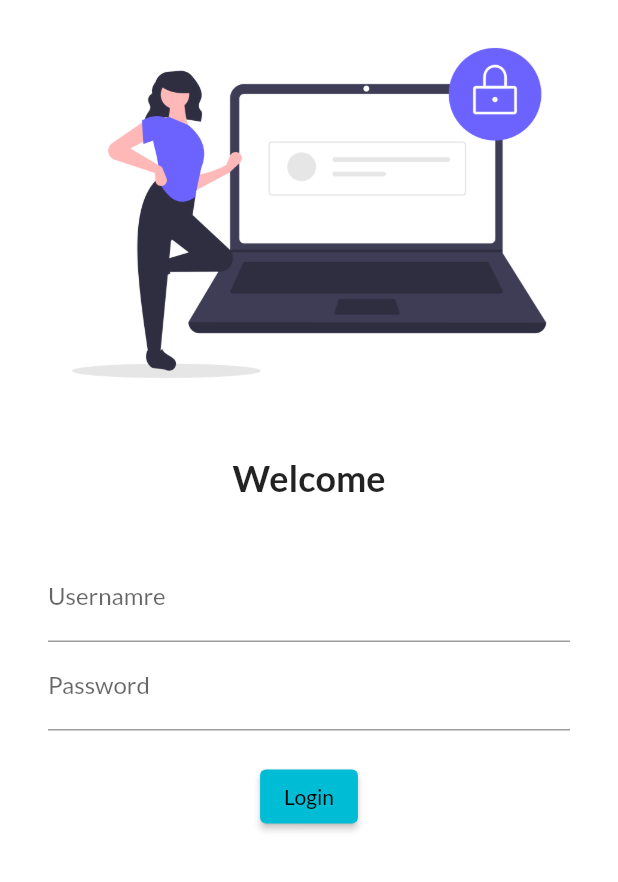
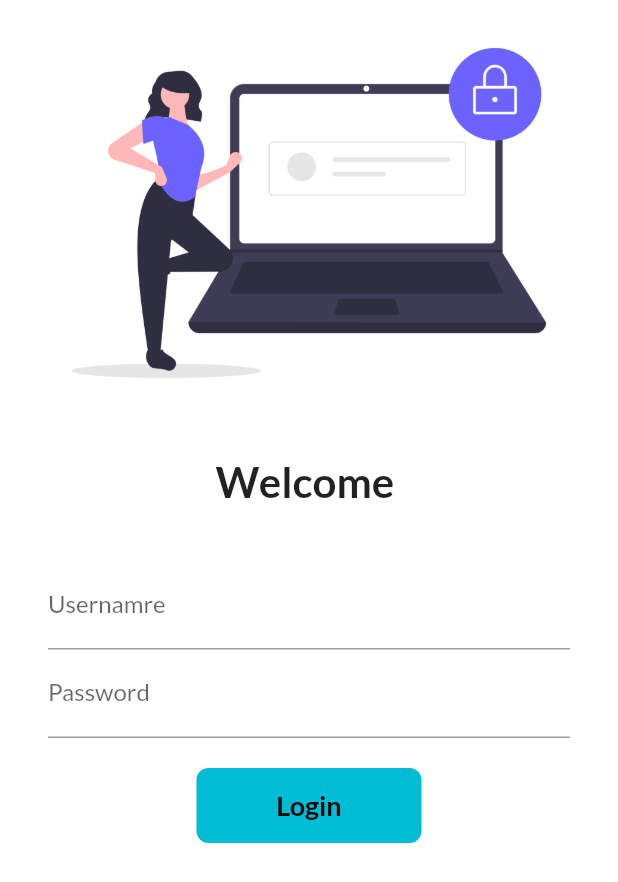
Before and after one commit to hemantthorat2403/Catalog-App, a Flutter app: the screen it shows after launch, on a phone screen of 412 x 824 dp. Shown: the top 882 px of the screen. Run offline on Flutter 3.47's test engine with Material 2 defaults, Android fonts, the phone set to English and light mode, and no system bars; our stand-ins replace google_fonts.

Commit message:
day 5 completed

```diff
--- a/lib/main.dart
+++ b/lib/main.dart
@@ -1,5 +1,6 @@
 import 'package:demo/pages/home_page.dart';
 import 'package:demo/pages/login_page.dart';
+import 'package:demo/utils/routes.dart';
 import 'package:flutter/material.dart';
 import 'package:google_fonts/google_fonts.dart';
 
@@ -16,12 +17,13 @@ class MyApp extends StatelessWidget {
         theme: ThemeData(primarySwatch: Colors.cyan,
         fontFamily: GoogleFonts.lato().fontFamily,
           ),
+          debugShowCheckedModeBanner: false,
         darkTheme: ThemeData(brightness: Brightness.dark),
         initialRoute: "/",
         routes: {
           "/": (context) => login_page(),
-          "/home": (context) =>  Homepage(),
-          "/login":(context) => login_page()
+           MyRoutes.homeRoute: (context) =>  Homepage(),
+          MyRoutes.loginRoute:(context) => login_page()
       },
     );
   }
--- a/lib/pages/login_page.dart
+++ b/lib/pages/login_page.dart
@@ -1,12 +1,22 @@
+import 'package:demo/utils/routes.dart';
 import 'package:flutter/material.dart';
 
-class login_page extends StatelessWidget {
+class login_page extends StatefulWidget {
   const login_page({Key? key}) : super(key: key);
+
+  @override
+  State<login_page> createState() => _login_pageState();
+}
+
+class _login_pageState extends State<login_page> {
+  String name = "";
+  bool changeButton = false;
 
   @override
   Widget build(BuildContext context) {
     return Material(
         color: Colors.white,
+        child: SingleChildScrollView(
           child: Column(
             children: [
               Image.asset(
@@ -17,14 +27,15 @@ class login_page extends StatelessWidget {
                 height: 20.0,
               ),
               Text(
-              "Welcome",
-              style: TextStyle(fontSize: 24, fontWeight: FontWeight.bold),
+                "Welcome $name",
+                style: TextStyle(fontSize: 28, fontWeight: FontWeight.bold),
               ),
               SizedBox(
                 height: 20.0,
               ),
               Padding(
-              padding: const EdgeInsets.symmetric(vertical: 16, horizontal: 32),
+                padding:
+                    const EdgeInsets.symmetric(vertical: 16, horizontal: 32),
                 child: Column(
                   children: [
                     TextFormField(
@@ -32,6 +43,10 @@ class login_page extends StatelessWidget {
                         hintText: "Enter Username",
                         labelText: "Usernamre",
                       ),
+                      onChanged: (value) {
+                        name = value;
+                        setState(() {});
+                      },
                     ),
                     TextFormField(
                       obscureText: true,
@@ -43,17 +58,49 @@ class login_page extends StatelessWidget {
                     SizedBox(
                       height: 20.0,
                     ),
-                  ElevatedButton(
-                    child: Text("Login"),
-                    style: TextButton.styleFrom(),
-                    onPressed: () {
-                      print("Hello Duniya");
+
+                    InkWell(
+                      onTap: () async {
+                        setState(() {
+                          changeButton = true;
+                        });
+                        await Future.delayed( Duration(seconds: 1));
+                        Navigator.pushNamed(context, MyRoutes.homeRoute);
                       },
-                  )
+                      child: AnimatedContainer(
+                        duration: Duration(seconds: 1),
+                        height: 50,
+                        width: changeButton ? 50: 150,
+                        alignment: Alignment.center,
+                        decoration: BoxDecoration(
+                            color: Colors.cyan,
+                            // shape: changeButton ? BoxShape.circle:BoxShape.rectangle,
+                            borderRadius:
+                                BorderRadius.circular(changeButton ? 50 : 8)
+                             ),
+                        child:changeButton?Icon(Icons.done ,
+                                           color: Colors.white,) : Text(
+                          "Login",
+                          style: TextStyle(
+                              color: Colors.black,
+                              fontWeight: FontWeight.bold,
+                              fontSize: 18),
+                        ),
+                      ),
+                    ),
+
+                    // ElevatedButton(
+                    //   child: Text("Login"),
+                    //   style: TextButton.styleFrom(minimumSize: Size(150, 40.0)),
+                    //   onPressed: () {
+                    //     Navigator.pushNamed(context, MyRoutes.homeRoute);
+                    //   },
+                    // )
                   ],
                 ),
               )
             ],
+          ),
         ));
   }
 }
--- /dev/null
+++ b/lib/utils/routes.dart
@@ -0,0 +1,4 @@
+class MyRoutes {
+  static String loginRoute = "/login";
+  static String homeRoute = "/home";
+}
```
Also changed, not shown: 1 other file. Lines whose indentation alone changed are shown as unchanged.
